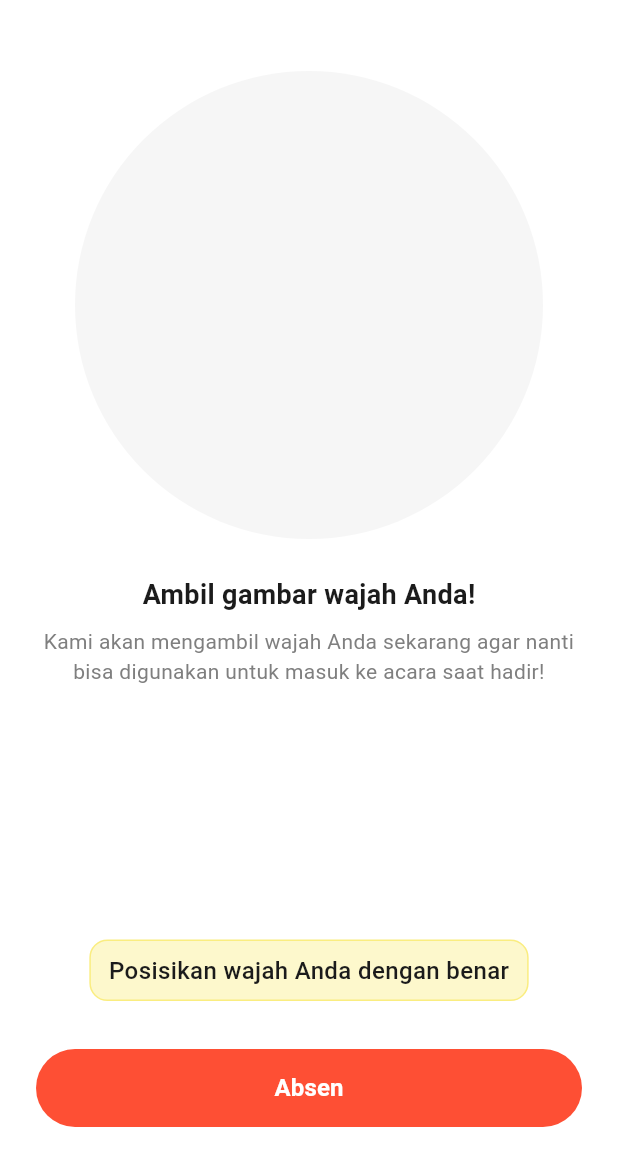
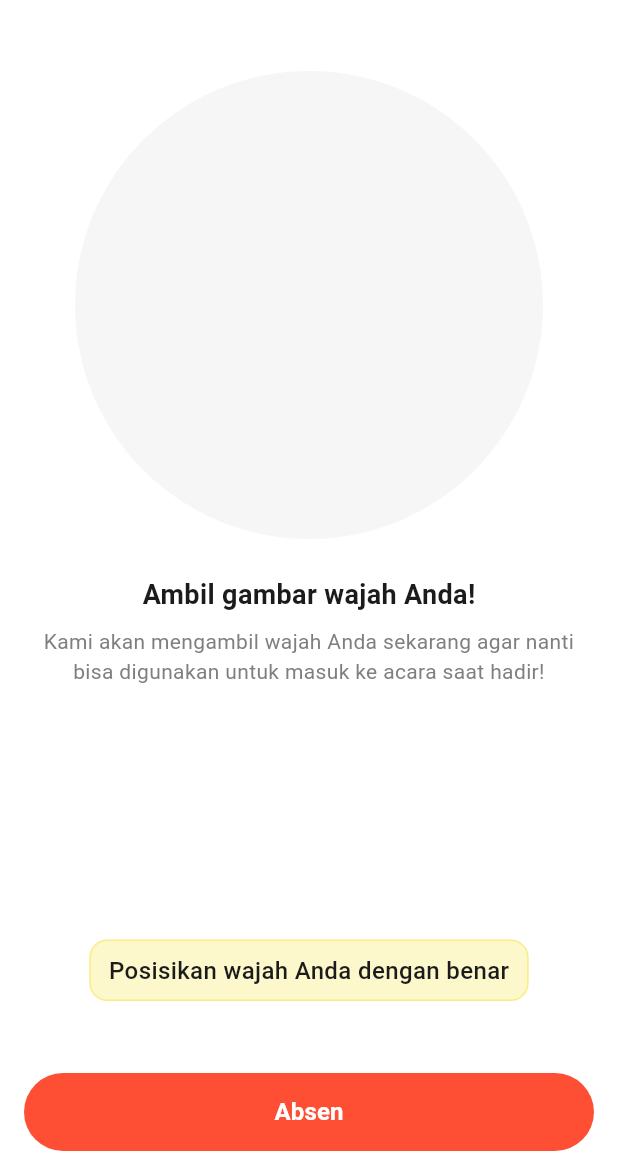
Before and after one commit to Tadika-Mesra-POLINEMA/mesran-app, a Flutter app: the FaceRecognitionPage screen opened by its route, on a phone screen of 412 x 824 dp, the part 61-1236 px from its top. Run offline on Flutter 3.47's test engine with Material 3 defaults, Android fonts, the light colour scheme and no system bars; our stand-ins replace dotted_border, flutter_svg, gap, go_router, shared_preferences; missing offline and left inert: flutter_timer_countdown; accounts and stored records are empty; Roboto replaces fonts that are missing (SF-Pro-Display).

Commit message:
Face Recognation

```diff
--- a/lib/main.dart
+++ b/lib/main.dart
@@ -6,8 +6,7 @@ void main() {
   runApp(const MyApp());
 }
 
-final GoRouter router =
-    GoRouter(initialLocation: '/detailUndangan', routes: routes);
+final GoRouter router = GoRouter(initialLocation: '/home', routes: routes);
 
 class MyApp extends StatelessWidget {
   const MyApp({super.key});
--- a/lib/pages/riwayat/face_recognition_page.dart
+++ b/lib/pages/riwayat/face_recognition_page.dart
@@ -86,15 +86,17 @@ class FaceRecognitionPage extends StatelessWidget {
                   ),
                 ],
               ),
-              const Gap(32),
-              Button(
-                onPressed: () {},
-                style: buttonPrimaryBase,
-                child: Text('Absen',
-                    style: titleOneSemiBold.copyWith(color: white)),
-              )
             ],
           ),
+        ),
+      ),
+      bottomNavigationBar: Container(
+        padding: const EdgeInsets.all(16),
+        color: white,
+        child: Button(
+          onPressed: () {},
+          style: buttonPrimaryBase,
+          child: Text('Absen', style: titleOneSemiBold.copyWith(color: white)),
         ),
       ),
     );
```
Also changed, not shown: lib/pages/home_page.dart (+3 -37 lines), lib/pages/notifikasi_default_page.dart (added, +16 -0 lines), lib/pages/notifikasi_empty_page.dart (renamed from lib/pages/notifikasi_page.dart, +7 -12 lines), lib/pages/riwayat/detail_undangan_page.dart (+9 -7 lines), lib/pages/riwayat/edit_acara_page.dart (added, +29 -0 lines), lib/routes.dart (+14 -3 lines), assets/images/advertising.png, assets/images/no-email.png (added), assets/images/no-email.svg (deleted).
